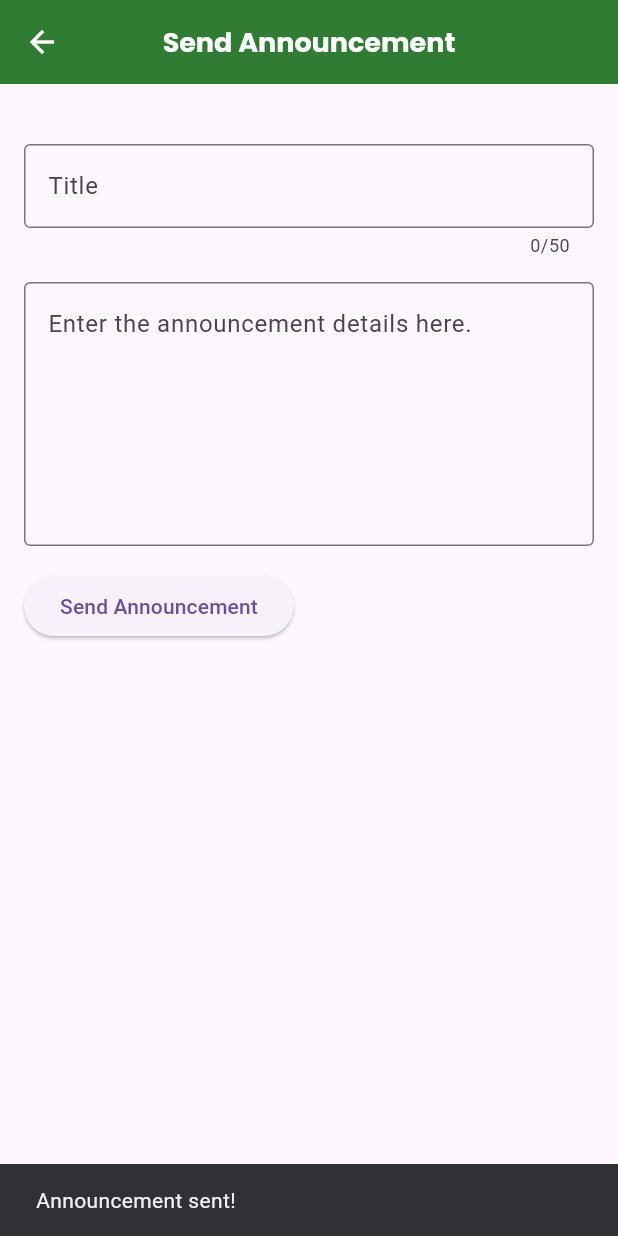
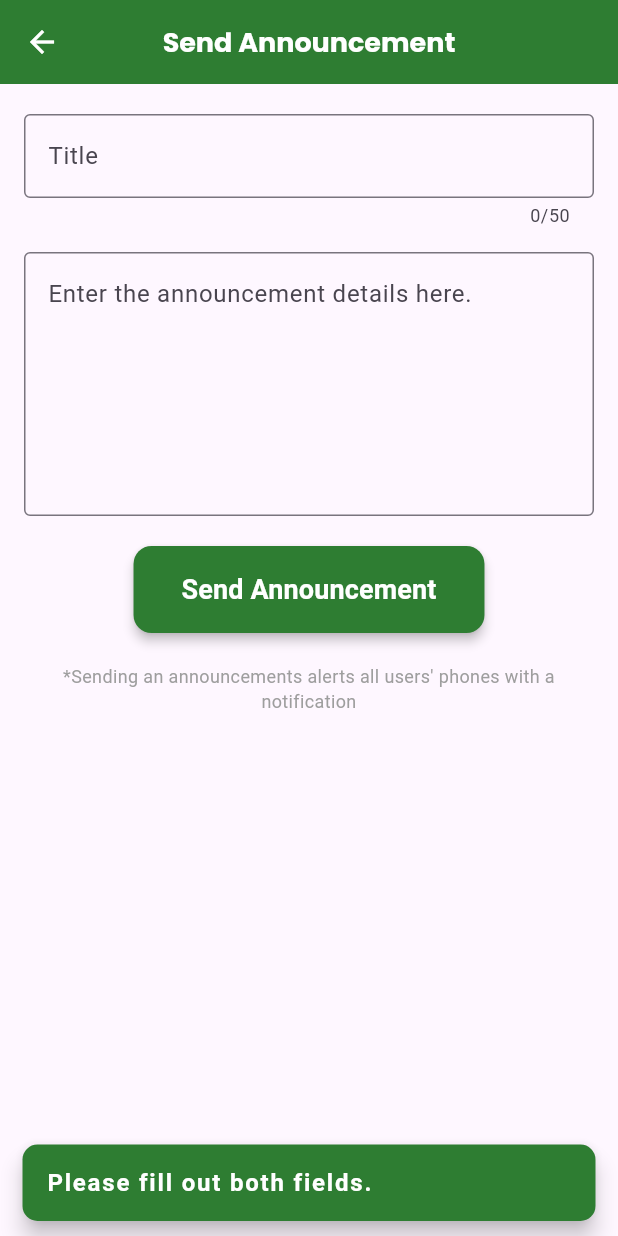
Before and after one commit to danielgai/wuct, a Flutter app: the AnnouncementsPage screen opened by its route, after a tap on "Send Announcement", on a phone screen of 412 x 824 dp. Run offline on Flutter 3.47's test engine with Material 3 defaults, Android fonts, the phone set to English and light mode, and no system bars; our stand-ins replace cloud_firestore, firebase_auth, firebase_core, firebase_messaging, flutter_dotenv, flutter_riverpod and 5 more; accounts and stored records are empty.

Commit message:
deployed cloud functions and made new page for notifications, made other changes

```diff
--- a/lib/models/app_user.dart
+++ b/lib/models/app_user.dart
@@ -1,8 +1,8 @@
-import 'package:flutter/material.dart';
+import 'package:wuct/models/wuct_notification.dart';
 
 class AppUser {
-  AppUser(
-      {required this.uid,
+  AppUser({
+    required this.uid,
     required this.email,
     required this.washuID,
     required this.isAdmin,
@@ -21,5 +21,10 @@ class AppUser {
   final String washuID;
   final bool isAdmin;
   final List<String> fcmTokens;
-  final List<Notification> notifications;
+  final List<WUCTNotification> notifications;
+
+  @override
+  String toString() {
+    return 'AppUser(teamID: $teamID, topicsID: $topicsID, individualID: $individualID, uid: $uid, email: $email, washuID: $washuID, isAdmin: $isAdmin, fcmTokens: $fcmTokens, notifications: $notifications)';
   }
+}
--- /dev/null
+++ b/lib/models/wuct_notification.dart
@@ -0,0 +1,31 @@
+class WUCTNotification {
+  WUCTNotification({
+    required this.title,
+    required this.text,
+    required this.timestamp,
+    required this.sender,
+    this.hasSeen = false,
+  });
+
+  final DateTime timestamp;
+  final String sender;
+  final String title;
+  final String text;
+  final bool hasSeen;
+
+  factory WUCTNotification.fromMap(Map<String, dynamic> map) {
+    return WUCTNotification(
+      title: map['title'] ?? '',
+      text: map['text'] ?? '',
+      timestamp:
+          DateTime.parse(map['timestamp'] ?? DateTime.now().toIso8601String()),
+      sender: map['sender'] ?? '',
+      hasSeen: map['hasSeen'] ?? false,
+    );
+  }
+
+  @override
+  String toString() {
+    return 'WUCTNotification(title: $title, text: $text, timestamp: $timestamp, sender: $sender, hasSeen: $hasSeen)';
+  }
+}
--- a/lib/pages/announcements_page.dart
+++ b/lib/pages/announcements_page.dart
@@ -1,41 +1,92 @@
 import 'package:flutter/material.dart';
+import 'package:flutter_riverpod/flutter_riverpod.dart';
+import 'package:wuct/models/app_user.dart';
+import 'package:wuct/pages/loading.dart';
+import 'package:wuct/providers/auth_provider.dart';
+import 'package:wuct/services/notification_service.dart';
 import 'package:wuct/shared/custom_app_bar.dart';
+import 'package:wuct/shared/custom_snack_bar.dart';
 
-class AnnouncementsPage extends StatefulWidget {
+class AnnouncementsPage extends ConsumerStatefulWidget {
   const AnnouncementsPage({super.key});
 
   @override
-  State<AnnouncementsPage> createState() => _AnnouncementsPageState();
+  ConsumerState<AnnouncementsPage> createState() => _AnnouncementsPageState();
 }
 
-class _AnnouncementsPageState extends State<AnnouncementsPage> {
+class _AnnouncementsPageState extends ConsumerState<AnnouncementsPage> {
   final TextEditingController _titleController = TextEditingController();
   final TextEditingController _bodyController = TextEditingController();
   bool isLoading = false;
 
-  void _sendAnnouncement() {
-    // Print statements to simulate sending the announcement
-    print("Title: ${_titleController.text}");
-    print("Body: ${_bodyController.text}");
-    // Clear the fields after "sending"
+  Future<void> _sendAnnouncement(AppUser user) async {
+    if (_titleController.text.isEmpty || _bodyController.text.isEmpty) {
+      ScaffoldMessenger.of(context).showSnackBar(
+        CustomSnackBar(label: "Please fill out both fields."),
+      );
+      return;
+    }
+
+    try {
+      setState(() {
+        isLoading = true;
+      });
+
+      // Send the notification
+      final notificationService = NotificationService();
+      await notificationService.sendNotificationToPhone(
+        user, // Pass the current user
+        _titleController.text,
+        _bodyController.text,
+      );
+
+      // Clear the fields
       _titleController.clear();
       _bodyController.clear();
-    // Show a snackbar to confirm
+
       ScaffoldMessenger.of(context).showSnackBar(
-      const SnackBar(content: Text('Announcement sent!')),
+        CustomSnackBar(label: "Announcement Sent"),
       );
+    } catch (error) {
+      ScaffoldMessenger.of(context).showSnackBar(
+        CustomSnackBar(label: "Error sending announcement: $error"),
+      );
+      Navigator.pop(context);
+    } finally {
+      setState(() {
+        isLoading = false;
+      });
+    }
   }
 
   @override
   Widget build(BuildContext context) {
+    final authState = ref.watch(authProvider);
+
     return Scaffold(
       appBar: const CustomAppBar(label: 'Send Announcement'),
       body: Padding(
-        padding: const EdgeInsets.fromLTRB(16, 40, 16, 16),
+        padding: const EdgeInsets.fromLTRB(16, 20, 16, 20),
+        child: authState.when(
+          data: (user) {
+            if (user == null) {
+              return const Center(
+                child: Text("User data not available."),
+              );
+            }
+            return Column(
+              crossAxisAlignment: CrossAxisAlignment.start,
+              children: [
+                Expanded(
+                  child: SingleChildScrollView(
                     child: Column(
                       crossAxisAlignment: CrossAxisAlignment.start,
                       children: [
                         TextField(
+                          onTapOutside: (event) {
+                            FocusManager.instance.primaryFocus
+                                ?.unfocus(); // Dismiss keyboard
+                          },
                           controller: _titleController,
                           decoration: const InputDecoration(
                             labelText: 'Title',
@@ -46,6 +97,10 @@ class _AnnouncementsPageState extends State<AnnouncementsPage> {
                         ),
                         const SizedBox(height: 16),
                         TextField(
+                          onTapOutside: (event) {
+                            FocusManager.instance.primaryFocus
+                                ?.unfocus(); // Dismiss keyboard
+                          },
                           controller: _bodyController,
                           decoration: const InputDecoration(
                             hintText: 'Enter the announcement details here.',
@@ -53,12 +108,52 @@ class _AnnouncementsPageState extends State<AnnouncementsPage> {
                           ),
                           maxLines: 6,
                         ),
-            const SizedBox(height: 16),
-            ElevatedButton(
-              onPressed: _sendAnnouncement,
-              child: const Text('Send Announcement'),
+                        const SizedBox(height: 20),
+                        Center(
+                          child: ElevatedButton(
+                            onPressed: isLoading
+                                ? null
+                                : () => _sendAnnouncement(user),
+                            style: ElevatedButton.styleFrom(
+                              backgroundColor: const Color.fromRGBO(
+                                  46, 125, 50, 1), // Match app green
+                              foregroundColor: Colors.white,
+                              padding: const EdgeInsets.symmetric(
+                                  vertical: 16, horizontal: 32),
+                              shape: RoundedRectangleBorder(
+                                borderRadius: BorderRadius.circular(12),
+                              ),
+                              elevation: 3,
+                            ),
+                            child: isLoading
+                                ? const CircularProgressIndicator(
+                                    color: Colors.white,
+                                  )
+                                : const Text(
+                                    'Send Announcement',
+                                    style: TextStyle(
+                                      fontSize: 18,
+                                      fontWeight: FontWeight.bold,
+                                    ),
+                                  ),
+                          ),
+                        ),
+                        const SizedBox(height: 20),
+                        const Text(
+                          "*Sending an announcements alerts all users' phones with a notification",
+                          style: TextStyle(fontSize: 12, color: Colors.grey),
+                          textAlign: TextAlign.center,
+                        )
+                      ],
+                    ),
+                  ),
                 ),
               ],
+            );
+          },
+          loading: () => const Center(child: Loading()),
+          error: (error, stackTrace) =>
+              Center(child: Text('Error loading user data: $error')),
         ),
       ),
     );
--- a/lib/pages/notifications_page.dart
+++ b/lib/pages/notifications_page.dart
@@ -1,8 +1,10 @@
 import 'package:flutter/material.dart';
 import 'package:flutter_riverpod/flutter_riverpod.dart';
+import 'package:intl/intl.dart';
 import 'package:wuct/pages/loading.dart';
 import 'package:wuct/providers/auth_provider.dart';
 import 'package:wuct/shared/custom_app_bar.dart';
+import 'package:wuct/shared/notification_box.dart';
 
 // class NotificationsPage extends ConsumerStatefulWidget {
 //   const NotificationsPage({super.key});
@@ -38,14 +40,35 @@ class _NotificationsPageState extends ConsumerState<NotificationsPage> {
         appBar: const CustomAppBar(label: "Notifications"),
         body: authState.when(
           data: (user) {
-            const Column(
+            if (user?.notifications == null || user!.notifications.isEmpty) {
+              return const Padding(
+                padding: EdgeInsets.fromLTRB(16, 16, 16, 300),
+                child: Center(
+                  child: Text(
+                    'No notifications available',
+                    style: TextStyle(fontSize: 18),
+                  ),
+                ),
+              );
+            }
+            return Column(
               children: [
-                // Text(message.notification!.title.toString()),
-                // Text(message.notification!.body.toString()),
-                // Text(message.data.toString())
+                Expanded(
+                  child: ListView.builder(
+                    itemCount: user.notifications.length,
+                    itemBuilder: (context, index) {
+                      final notification = user.notifications[index];
+                      return NotificationBox(
+                        sender: notification.sender,
+                        title: notification.title,
+                        date: DateFormat('yyyy-MM-dd').format(notification.timestamp),
+                        message: notification.text,
+                      );
+                    },
+                  ),
+                ),
               ],
             );
-            return null;
           },
           loading: () => const Center(child: Loading()),
           error: (error, stackTrace) =>
--- a/pubspec.yaml
+++ b/pubspec.yaml
@@ -21,6 +21,8 @@ dependencies:
   geolocator: ^13.0.1
   google_fonts: ^6.2.1
   google_maps_flutter: ^2.9.0
+  http: ^1.2.2
+  intl: ^0.20.1
   webview_flutter: ^4.10.0
 
 dev_dependencies:
```
Also changed, not shown: lib/models/notification.dart (deleted, +0 -8 lines), lib/providers/auth_provider.dart (+7 -5 lines), lib/services/auth_service.dart (+7 -3 lines), lib/services/notification_service.dart (+40 -1 lines), lib/shared/notification_box.dart (added, +81 -0 lines), pubspec.lock, 2 other files. Lines whose indentation alone changed are shown as unchanged.
